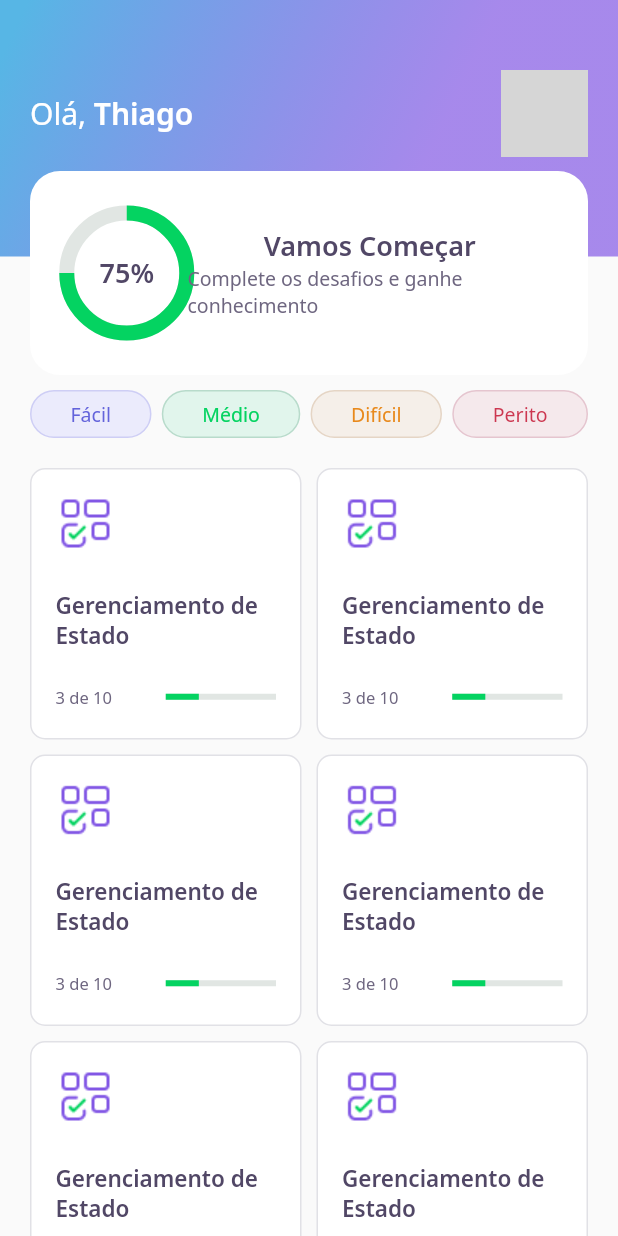
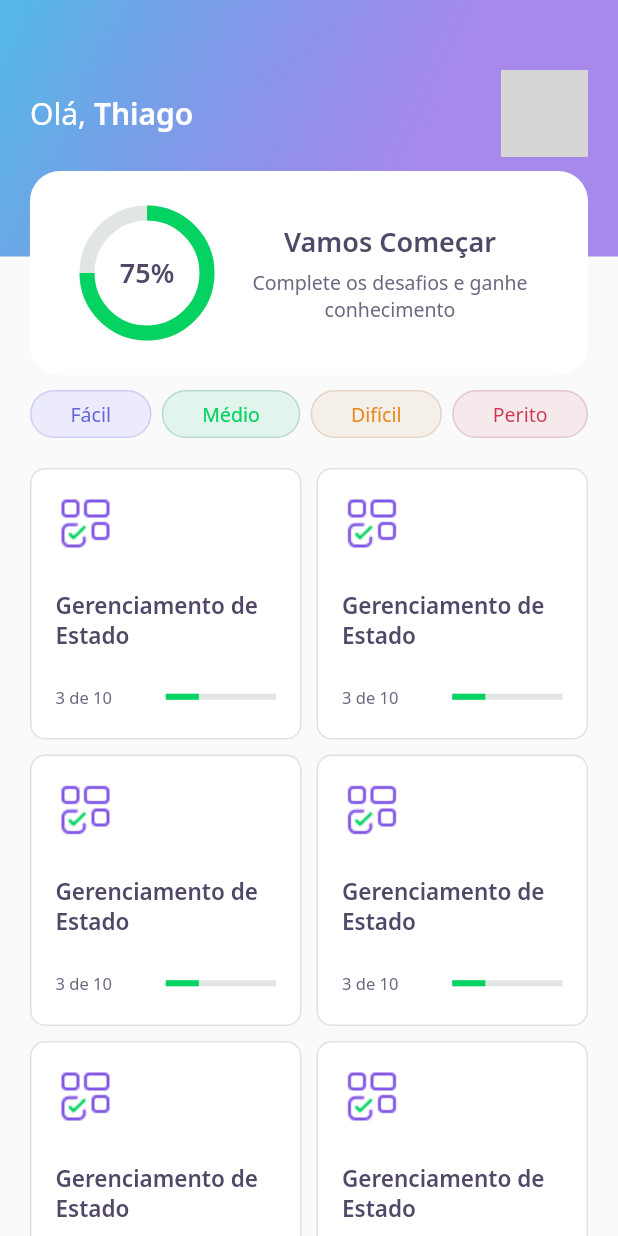
Before and after one commit to wstagf/NLW5-Flutter, a Flutter app: the screen it shows after launch, on a phone screen of 412 x 824 dp. Run offline on Flutter 3.47's test engine with Material 2 defaults, Android fonts, the light colour scheme and no system bars; our stand-ins replace google_fonts; network calls fail; grey boxes are pictures that could not be loaded.

Commit message:
alinhado texto ao centro

```diff
--- a/lib/home/widget/score_card/score_card_widget.dart
+++ b/lib/home/widget/score_card/score_card_widget.dart
@@ -26,7 +26,7 @@ class ScoreCardWidget extends StatelessWidget {
               ),
             ),
             Expanded(
-              flex: 3,
+                flex: 2,
               child: Column(
                 mainAxisAlignment: MainAxisAlignment.center,
                 crossAxisAlignment: CrossAxisAlignment.center,
@@ -34,10 +34,15 @@ class ScoreCardWidget extends StatelessWidget {
                   Text(
                     'Vamos Começar',
                     style: AppTextStyles.heading,
+                      textAlign: TextAlign.center,
+                    ),
+                    SizedBox(
+                      height: 5,
                   ),
                   Text(
                     'Complete os desafios e ganhe conhecimento',
                     style: AppTextStyles.body,
+                      textAlign: TextAlign.center,
                   ),
                 ],
               ),
@@ -45,6 +50,7 @@ class ScoreCardWidget extends StatelessWidget {
           ],
         ),
       ),
+      ),
     );
   }
 }
```
